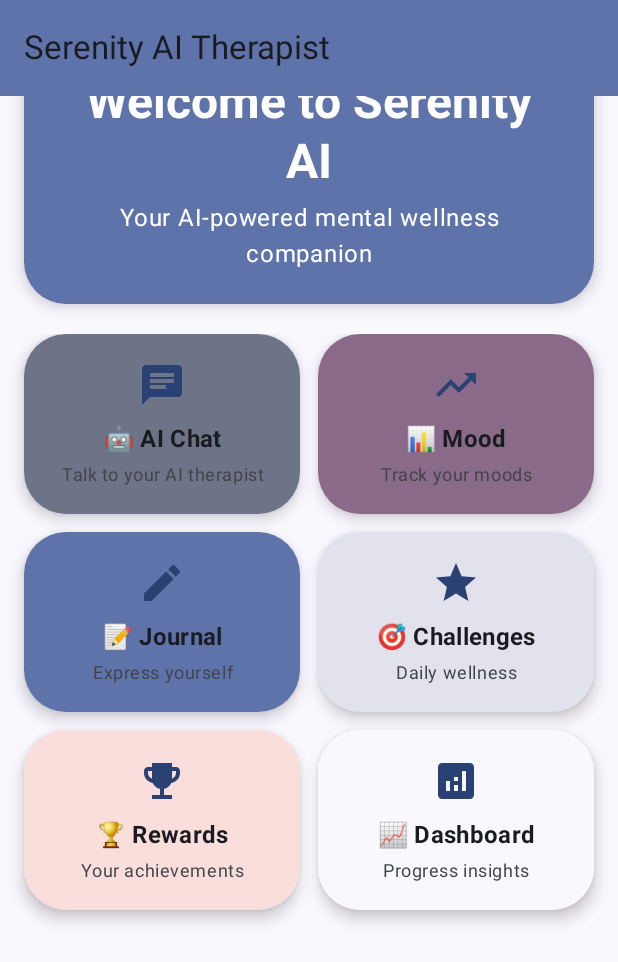
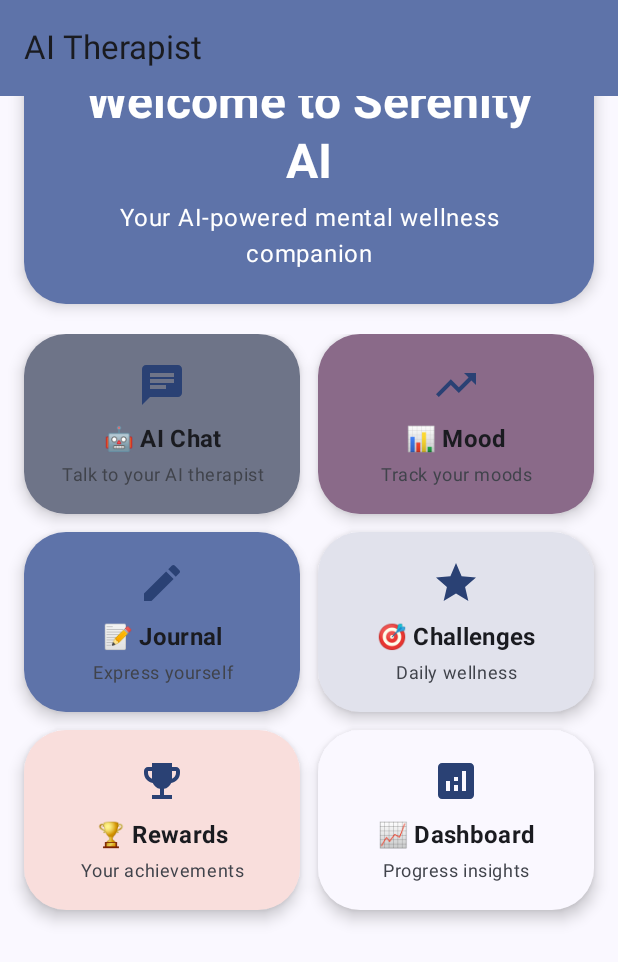
Before and after one commit to mxk6233/AITherapist, an Android app built with Jetpack Compose: the screen it shows after launch (InteractiveMainActivity), on a phone screen of 412 x 824 dp. Shown: the top 962 px of the screen. Run offline under Robolectric (Android 15) with nearby library versions, the phone set to English and light mode, and no system bars.

```diff
--- a/app/src/main/java/com/serenityai/InteractiveMainActivity.kt
+++ b/app/src/main/java/com/serenityai/InteractiveMainActivity.kt
@@ -41,7 +41,7 @@ class InteractiveMainActivity : ComponentActivity() {
                     modifier = Modifier.fillMaxSize(),
                     topBar = {
                         TopAppBar(
-                            title = { Text("Serenity AI Therapist") },
+                            title = { Text("AI Therapist") },
                             colors = TopAppBarDefaults.topAppBarColors(
                                 containerColor = MaterialTheme.colorScheme.primaryContainer
                             )
--- a/app/src/main/res/values/strings.xml
+++ b/app/src/main/res/values/strings.xml
@@ -1,3 +1,3 @@
 <resources>
-    <string name="app_name">Serenity AI</string>
+    <string name="app_name">AI Therapist</string>
 </resources>
```
Also changed, not shown: 1 other file.
